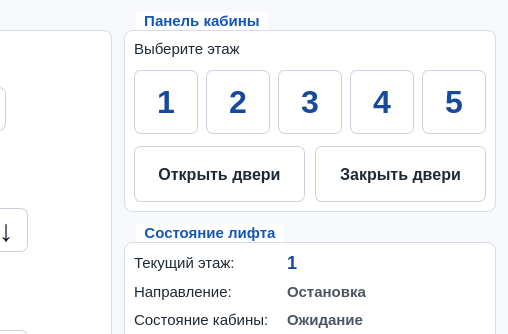
Old version of the form mainwindow.ui in the repository aleksei-manikhin/sem2_lab_05_OOP; both pictures show x 492 to 1000 and y 0 to 334 of the 1000 by 680 pixel window.
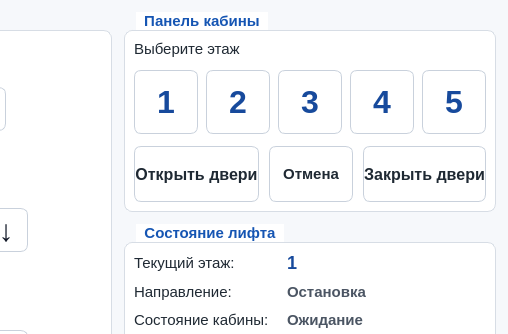
New version of the form.

Commit message: remake work of open and close buttons + add cancelButton in ui

Diff of the .ui file:
```diff
--- a/mainwindow.ui
+++ b/mainwindow.ui
@@ -1150,6 +1150,19 @@
              </property>
             </widget>
            </item>
+           <item>
+            <widget class="QPushButton" name="cancelDoorsButton">
+             <property name="minimumSize">
+              <size>
+               <width>0</width>
+               <height>56</height>
+              </size>
+             </property>
+             <property name="text">
+              <string>Отмена</string>
+             </property>
+            </widget>
+           </item>
            <item>
             <widget class="QPushButton" name="closeDoorsButton">
              <property name="minimumSize">
```
The commit also changes 3 other files.
